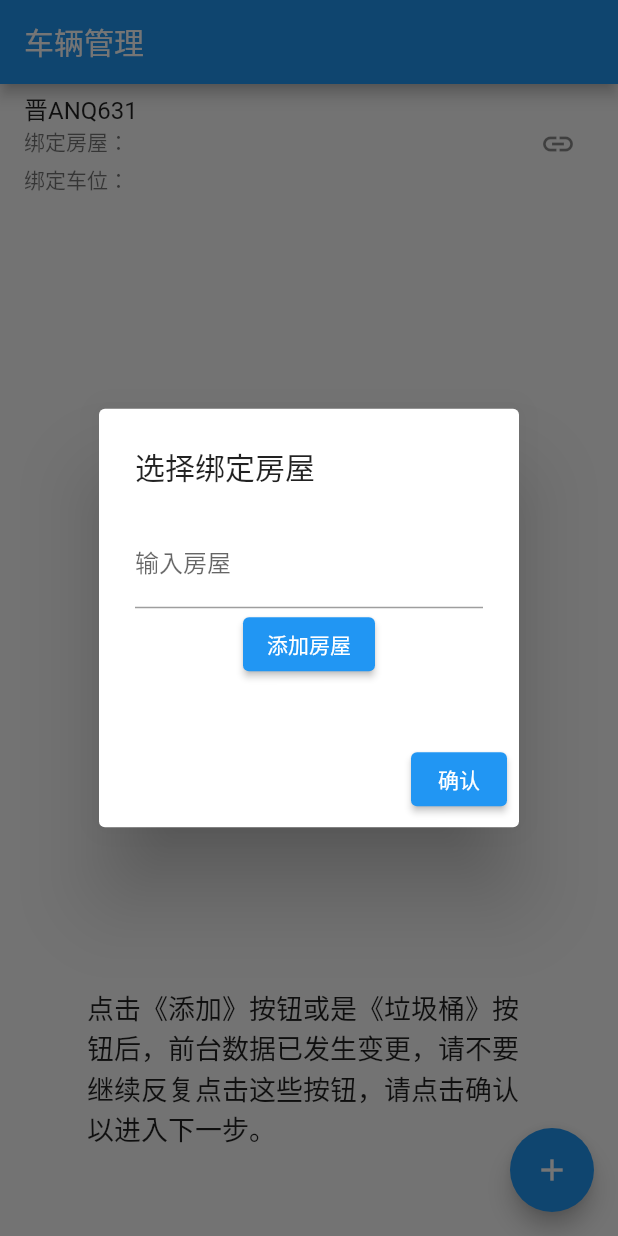
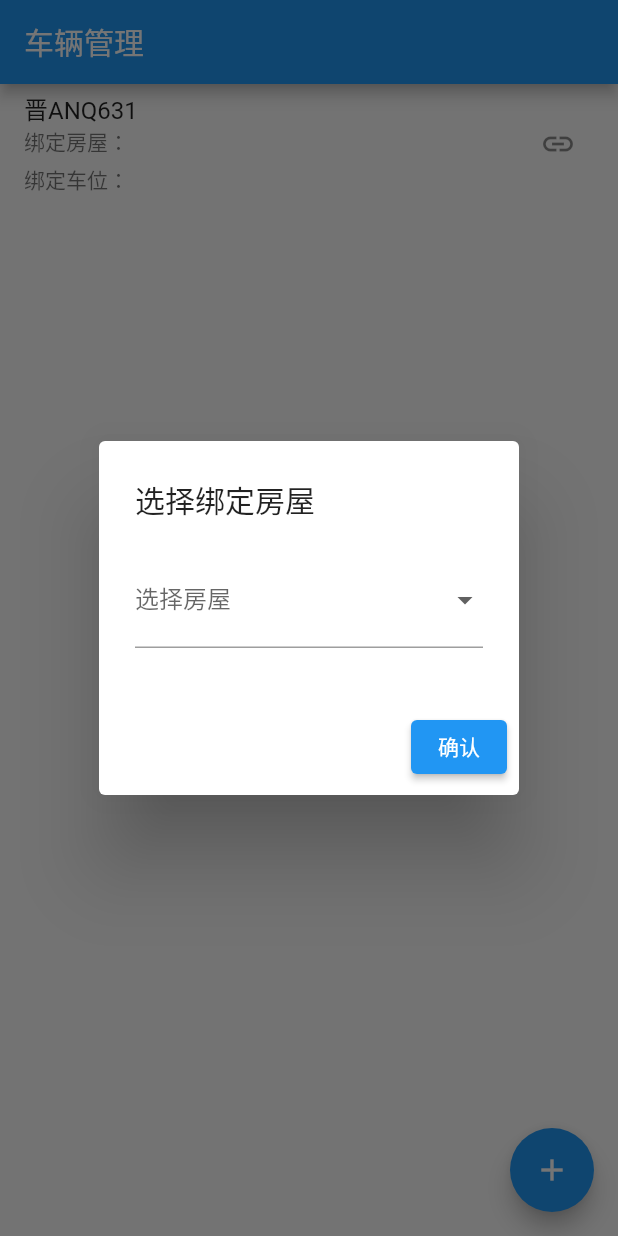
Before and after one commit to Niggling/SmartCommunity, a Flutter app: the VehicleManagementPage screen opened directly, after a tap on the "link" icon, on a phone screen of 412 x 824 dp. Run offline on Flutter 3.47's test engine with Material 2 defaults, Android fonts, the phone set to English and light mode, and no system bars; our stand-ins replace dio, image_picker, video_player; missing offline and left inert: mysql1.

Commit message:
老师提出问题：1.黄线2.输入框改下拉框

```diff
--- a/lib/certifiedvechiclelog.dart
+++ b/lib/certifiedvechiclelog.dart
@@ -38,7 +38,8 @@ class _CertifiedVehicleLogState extends State<CertifiedVehicleLog> {
       appBar: AppBar(
         title: Text('查询示例'),
       ),
-      body: Align(
+      body: SingleChildScrollView(
+      child:Align(
         alignment: Alignment.topCenter,
         child: Container(
           margin: EdgeInsets.all(20.0),
@@ -88,7 +89,7 @@ class _CertifiedVehicleLogState extends State<CertifiedVehicleLog> {
               ),
             ],
           ),
-        ),
+        )),
       ),
     );
   }
--- a/lib/usercar.dart
+++ b/lib/usercar.dart
@@ -43,8 +43,29 @@ class _VehicleManagementPageState extends State<VehicleManagementPage> {
     parkingSpaces = [
       ParkingSpace("A-1"),
       ParkingSpace("A-2"),
+      ParkingSpace("B-1"),
+      ParkingSpace("B-2"),
+      ParkingSpace("C-1"),
+      ParkingSpace("C-2"),
+      ParkingSpace("D-1"),
+      ParkingSpace("D-2"),
+      ParkingSpace("E-1"),
+      ParkingSpace("E-2"),
+      ParkingSpace("F-1"),
+      ParkingSpace("F-2"),
     ];
-    houses = [];
+    houses = [
+      House("22栋401"),
+      House("33栋102"),
+      House("44栋201"),
+      House("55栋301"),
+      House("66栋502"),
+      House("77栋203"),
+      House("88栋404"),
+      House("99栋101"),
+      House("110栋501"),
+      House("121栋202"),
+    ];
   }
 
   void addVehicle() {
@@ -90,36 +111,38 @@ class _VehicleManagementPageState extends State<VehicleManagementPage> {
           content: SingleChildScrollView(
             child: Column(
               children: [
-                TextField(
-                  controller: houseController,
+                DropdownButtonFormField<House>(
                   decoration: InputDecoration(
-                    labelText: '输入房屋',
+                    labelText: '选择房屋',
                   ),
-                ),
-                ElevatedButton(
-                  onPressed: () {
+                  value: null,
+                  onChanged: (House? selectedSpace) {
                     setState(() {
-                      if(houseController.text.isNotEmpty)
-                        {
-                      House house = House(houseController.text);
-                      vehicle.selectedHouses.add(house); // 将输入的房屋添加到当前车辆的绑定房屋列表中
-                      houseController.clear(); // 清空输入框
+                      if (selectedSpace != null) {
+                        vehicle.selectedHouses.add(selectedSpace); // 将选中的车位添加到当前车辆的绑定车位列表中
                       }
                     });
                   },
-                  child: Text('添加房屋'),
+                  items: houses.map<DropdownMenuItem<House>>(
+                        (House space) {
+                      return DropdownMenuItem<House>(
+                        value: space,
+                        child: Text('房屋${space.houseNumber}'),
+                      );
+                    },
+                  ).toList(),
                 ),
                 SizedBox(height: 10),
                 Column(
                   children: vehicle.selectedHouses
                       .map(
-                        (house) => ListTile(
-                      title: Text(house.houseNumber),
+                        (space) => ListTile(
+                      title: Text('房屋${space.houseNumber}'),
                       trailing: IconButton(
                         icon: Icon(Icons.delete),
                         onPressed: () {
                           setState(() {
-                            vehicle.selectedHouses.remove(house); // 从当前车辆的绑定房屋列表中移除选中的房屋
+                            vehicle.selectedHouses.remove(space); // 从当前房屋的绑定房屋列表中移除选中的房屋
                           });
                         },
                       ),
@@ -142,22 +165,26 @@ class _VehicleManagementPageState extends State<VehicleManagementPage> {
                       content: SingleChildScrollView(
                         child: Column(
                           children: [
-                            TextField(
-                              controller: parkingSpaceController,
+                            DropdownButtonFormField<ParkingSpace>(
                               decoration: InputDecoration(
-                                labelText: '输入车位',
+                                labelText: '选择车位',
                               ),
-                            ),
-                            ElevatedButton(
-                              onPressed: () {
+                              value: null,
+                              onChanged: (ParkingSpace? selectedSpace) {
                                 setState(() {
-                                  ParkingSpace space =
-                                  ParkingSpace(parkingSpaceController.text);
-                                  vehicle.selectedParkingSpaces.add(space); // 将输入的车位添加到当前车辆的绑定车位列表中
-                                  parkingSpaceController.clear(); // 清空输入框
+                                  if (selectedSpace != null) {
+                                    vehicle.selectedParkingSpaces.add(selectedSpace); // 将选中的车位添加到当前车辆的绑定车位列表中
+                                  }
                                 });
                               },
-                              child: Text('添加车位'),
+                              items: parkingSpaces.map<DropdownMenuItem<ParkingSpace>>(
+                                    (ParkingSpace space) {
+                                  return DropdownMenuItem<ParkingSpace>(
+                                    value: space,
+                                    child: Text('车位${space.spaceNumber}'),
+                                  );
+                                },
+                              ).toList(),
                             ),
                             SizedBox(height: 10),
                             Column(
@@ -169,8 +196,7 @@ class _VehicleManagementPageState extends State<VehicleManagementPage> {
                                     icon: Icon(Icons.delete),
                                     onPressed: () {
                                       setState(() {
-                                        vehicle.selectedParkingSpaces
-                                            .remove(space); // 从当前车辆的绑定车位列表中移除选中的车位
+                                        vehicle.selectedParkingSpaces.remove(space); // 从当前车辆的绑定车位列表中移除选中的车位
                                       });
                                     },
                                   ),
@@ -184,14 +210,9 @@ class _VehicleManagementPageState extends State<VehicleManagementPage> {
                       actions: [
                         ElevatedButton(
                           onPressed: () {
-                            final snackBar = SnackBar(
-                              content: Text('车辆绑定信息已上传至物业端审核。'),
-                              duration: Duration(seconds: 3),
-                            );
-                            ScaffoldMessenger.of(context).showSnackBar(snackBar);
                             Navigator.of(context).pop();
                           },
-                          child: Text('上传审核'),
+                          child: Text('上报审核'),
                         ),
                       ],
                     );
@@ -212,10 +233,7 @@ class _VehicleManagementPageState extends State<VehicleManagementPage> {
       appBar: AppBar(
         title: Text('车辆管理'),
       ),
-      body: Column(
-        children: [
-          Expanded(
-            child: ListView.builder(
+      body: ListView.builder(
         itemCount: vehicles.length,
         itemBuilder: (BuildContext context, int index) {
           Vehicle vehicle = vehicles[index];
@@ -241,6 +259,7 @@ class _VehicleManagementPageState extends State<VehicleManagementPage> {
                 ),
               ],
             ),
+
             trailing: IconButton(
               icon: Icon(Icons.link),
               onPressed: () {
@@ -249,16 +268,6 @@ class _VehicleManagementPageState extends State<VehicleManagementPage> {
             ),
           );
         },
-            ),
-          ),
-          Container(
-            padding: EdgeInsets.all(58.0),
-            child: Text(
-              '点击《添加》按钮或是《垃圾桶》按钮后，前台数据已发生变更，请不要继续反复点击这些按钮，请点击确认以进入下一步。',
-              style: TextStyle(fontSize: 18.0),
-            ),
-          ),
-        ],
       ),
       floatingActionButton: FloatingActionButton(
         child: const Icon(Icons.add),
```
Lines whose indentation alone changed are shown as unchanged.
